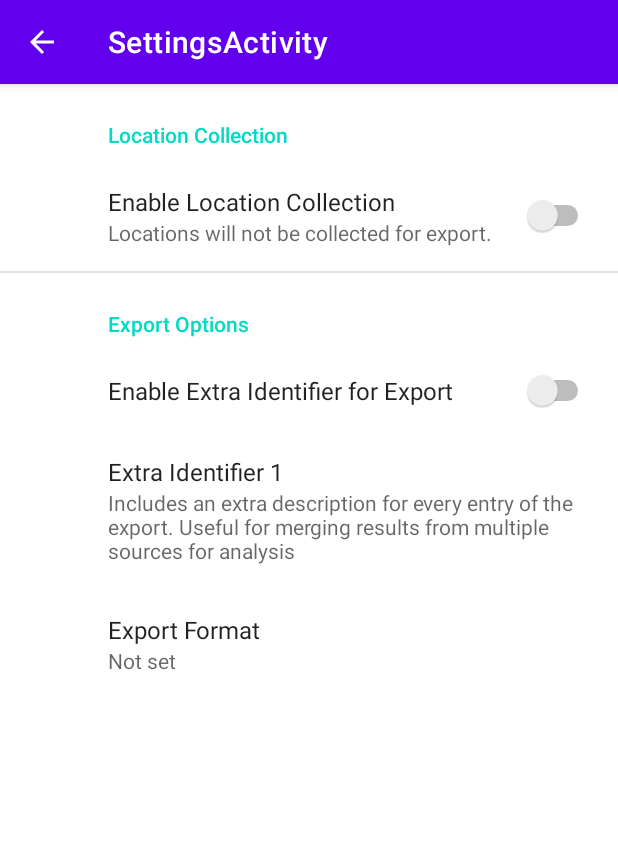
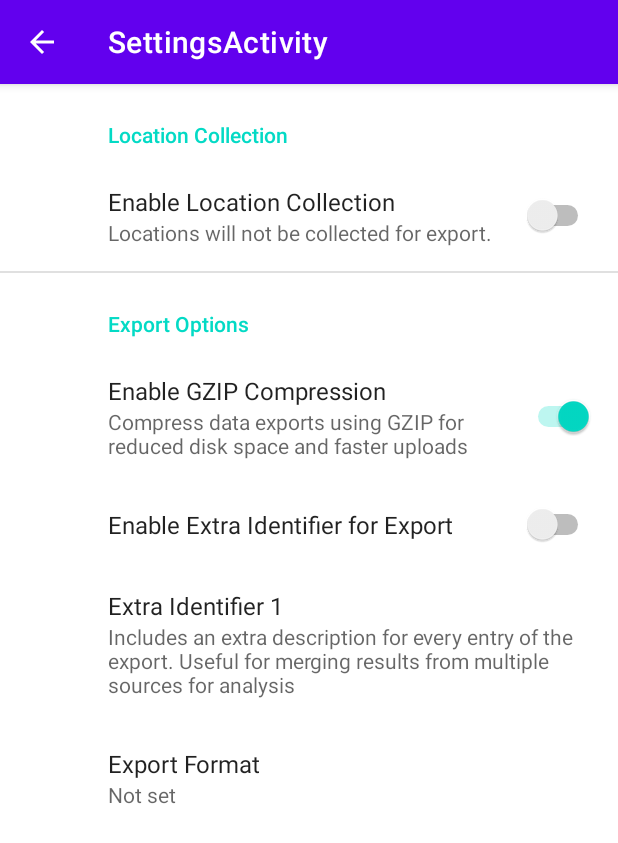
Before and after one commit to HSchmale16/AndroidCounterApp, an Android app: the SettingsActivity screen opened directly, with no data from a screen before it, on a phone screen of 412 x 824 dp. Shown: the top 843 px of the screen. Run offline under Robolectric (Android 15) with nearby library versions, the phone set to English and light mode, and no system bars; our stand-ins replace androidx.preference.

Commit message:
Work on the preferences some more.
Still not really implemented but at least it shows up

```diff
--- a/app/src/main/res/xml/root_preferences.xml
+++ b/app/src/main/res/xml/root_preferences.xml
@@ -10,6 +10,12 @@
     </PreferenceCategory>
 
     <PreferenceCategory app:title="Export Options">
+
+        <SwitchPreference
+            app:key="enableGzipCompression"
+            app:defaultValue="true"
+            app:summary="Compress data exports using GZIP for reduced disk space and faster uploads"
+            app:title="Enable GZIP Compression"/>
 
         <SwitchPreference
             app:key="includeExtraIdentifier"
@@ -30,37 +36,4 @@
             app:entries="@array/export_formats_entries"/>
     </PreferenceCategory>
 
-    <!--
-    <PreferenceCategory app:title="@string/messages_header">
-
-        <EditTextPreference
-            app:key="signature"
-            app:title="@string/signature_title"
-            app:useSimpleSummaryProvider="true" />
-
-        <ListPreference
-            app:defaultValue="reply"
-            app:entries="@array/reply_entries"
-            app:entryValues="@array/reply_values"
-            app:key="reply"
-            app:title="@string/reply_title"
-            app:useSimpleSummaryProvider="true" />
-
-    </PreferenceCategory>
-
-    <PreferenceCategory app:title="@string/sync_header">
-
-        <SwitchPreferenceCompat
-            app:key="sync"
-            app:title="@string/sync_title" />
-
-        <SwitchPreferenceCompat
-            app:dependency="sync"
-            app:key="attachment"
-            app:summaryOff="@string/attachment_summary_off"
-            app:summaryOn="@string/attachment_summary_on"
-            app:title="@string/attachment_title" />
-
-    </PreferenceCategory>
-    -->
 </PreferenceScreen>
```
